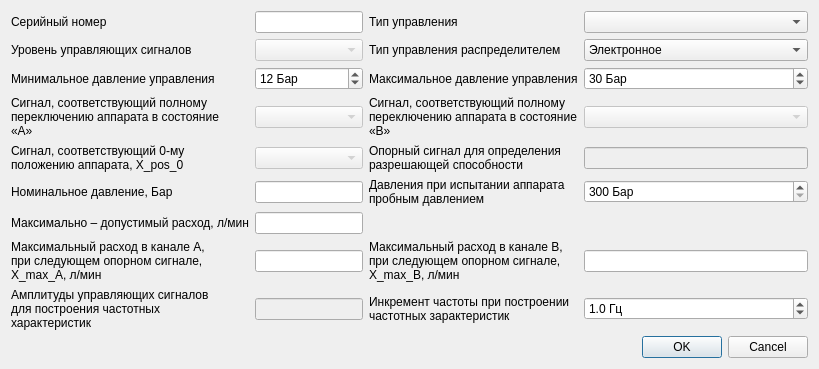
This is servo_title_info.ui in firef0xff/SSHGS01 as Qt 5 draws it before an edit. The edited form follows.
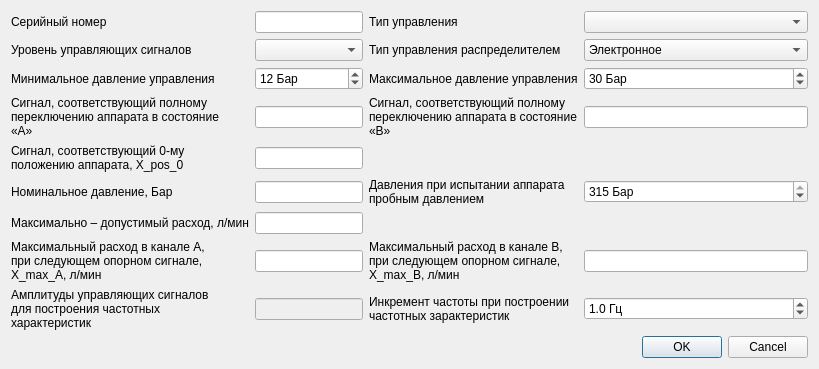
This is the edited form.

```diff
--- a/servo_title_info.ui
+++ b/servo_title_info.ui
@@ -6,8 +6,8 @@
    <rect>
     <x>0</x>
     <y>0</y>
-    <width>942</width>
-    <height>534</height>
+    <width>945</width>
+    <height>485</height>
    </rect>
   </property>
   <property name="windowTitle">
@@ -229,6 +229,12 @@
      </item>
      <item row="5" column="3">
       <widget class="QSpinBox" name="PressureTesting">
+       <property name="sizePolicy">
+        <sizepolicy hsizetype="Preferred" vsizetype="Fixed">
+         <horstretch>0</horstretch>
+         <verstretch>0</verstretch>
+        </sizepolicy>
+       </property>
        <property name="toolTip">
         <string>300...315 Бар</string>
        </property>
@@ -244,6 +250,9 @@
        <property name="maximum">
         <number>315</number>
        </property>
+       <property name="value">
+        <number>315</number>
+       </property>
       </widget>
      </item>
      <item row="5" column="1">
@@ -325,51 +334,6 @@
        </property>
       </widget>
      </item>
-     <item row="3" column="1">
-      <widget class="QComboBox" name="SignalStateA">
-       <property name="enabled">
-        <bool>false</bool>
-       </property>
-      </widget>
-     </item>
-     <item row="4" column="1">
-      <widget class="QComboBox" name="SignalState0">
-       <property name="enabled">
-        <bool>false</bool>
-       </property>
-      </widget>
-     </item>
-     <item row="3" column="3">
-      <widget class="QComboBox" name="SignalStateB">
-       <property name="enabled">
-        <bool>false</bool>
-       </property>
-      </widget>
-     </item>
-     <item row="4" column="2">
-      <widget class="QLabel" name="l_signal_resolution">
-       <property name="text">
-        <string>Опорный сигнал для определения
-разрешающей способности</string>
-       </property>
-      </widget>
-     </item>
-     <item row="4" column="3">
-      <widget class="QLineEdit" name="SignalResolution">
-       <property name="enabled">
-        <bool>false</bool>
-       </property>
-       <property name="sizePolicy">
-        <sizepolicy hsizetype="Preferred" vsizetype="Fixed">
-         <horstretch>0</horstretch>
-         <verstretch>0</verstretch>
-        </sizepolicy>
-       </property>
-       <property name="clearButtonEnabled">
-        <bool>true</bool>
-       </property>
-      </widget>
-     </item>
      <item row="8" column="0">
       <widget class="QLabel" name="l_control_signal_ampl">
        <property name="text">
@@ -437,7 +401,74 @@
      <item row="1" column="1">
       <widget class="QComboBox" name="ControlSignal">
        <property name="enabled">
-        <bool>false</bool>
+        <bool>true</bool>
+       </property>
+       <property name="currentIndex">
+        <number>-1</number>
+       </property>
+       <item>
+        <property name="text">
+         <string>4..20 мА</string>
+        </property>
+       </item>
+       <item>
+        <property name="text">
+         <string>0..20 мА</string>
+        </property>
+       </item>
+       <item>
+        <property name="text">
+         <string>+-10 В</string>
+        </property>
+       </item>
+       <item>
+        <property name="text">
+         <string>+-10 мА</string>
+        </property>
+       </item>
+       <item>
+        <property name="text">
+         <string>+- 40 мА</string>
+        </property>
+       </item>
+      </widget>
+     </item>
+     <item row="4" column="1">
+      <widget class="QLineEdit" name="SignalState0">
+       <property name="sizePolicy">
+        <sizepolicy hsizetype="Preferred" vsizetype="Fixed">
+         <horstretch>0</horstretch>
+         <verstretch>0</verstretch>
+        </sizepolicy>
+       </property>
+       <property name="text">
+        <string/>
+       </property>
+      </widget>
+     </item>
+     <item row="3" column="1">
+      <widget class="QLineEdit" name="SignalStateA">
+       <property name="sizePolicy">
+        <sizepolicy hsizetype="Preferred" vsizetype="Fixed">
+         <horstretch>0</horstretch>
+         <verstretch>0</verstretch>
+        </sizepolicy>
+       </property>
+       <property name="text">
+        <string/>
+       </property>
+      </widget>
+     </item>
+     <item row="3" column="3">
+      <widget class="QLineEdit" name="SignalStateB">
+       <property name="sizePolicy">
+        <sizepolicy hsizetype="Preferred" vsizetype="Fixed">
+         <horstretch>0</horstretch>
+         <verstretch>0</verstretch>
+        </sizepolicy>
+       </property>
+       <property name="text">
+        <string/>
        </property>
       </widget>
      </item>
```
Left out of the diff: 21 changed lines with no effect on the pictures.
